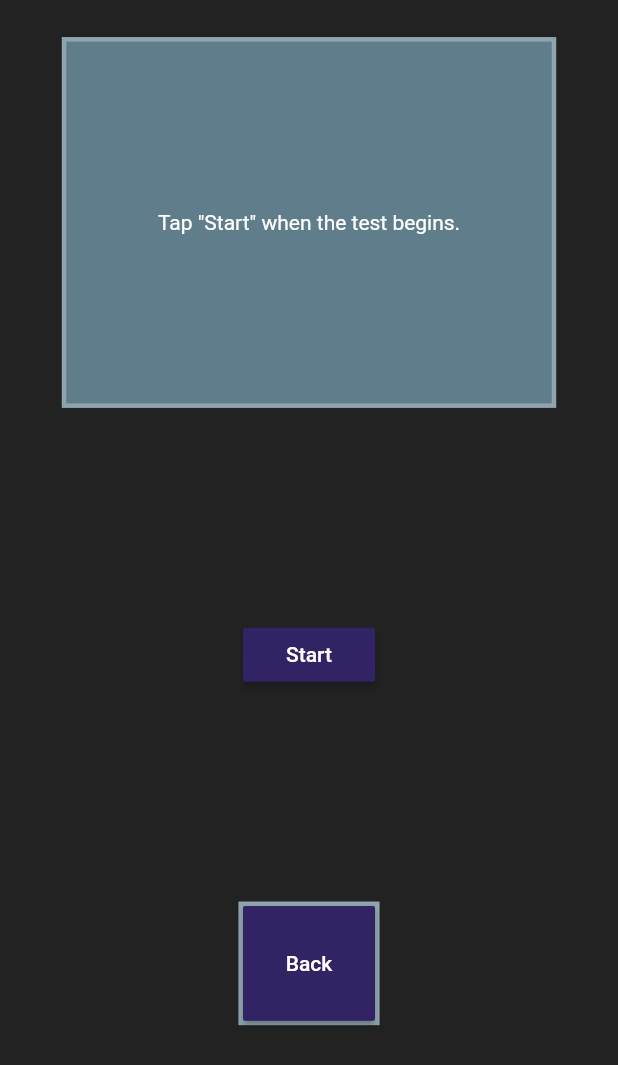
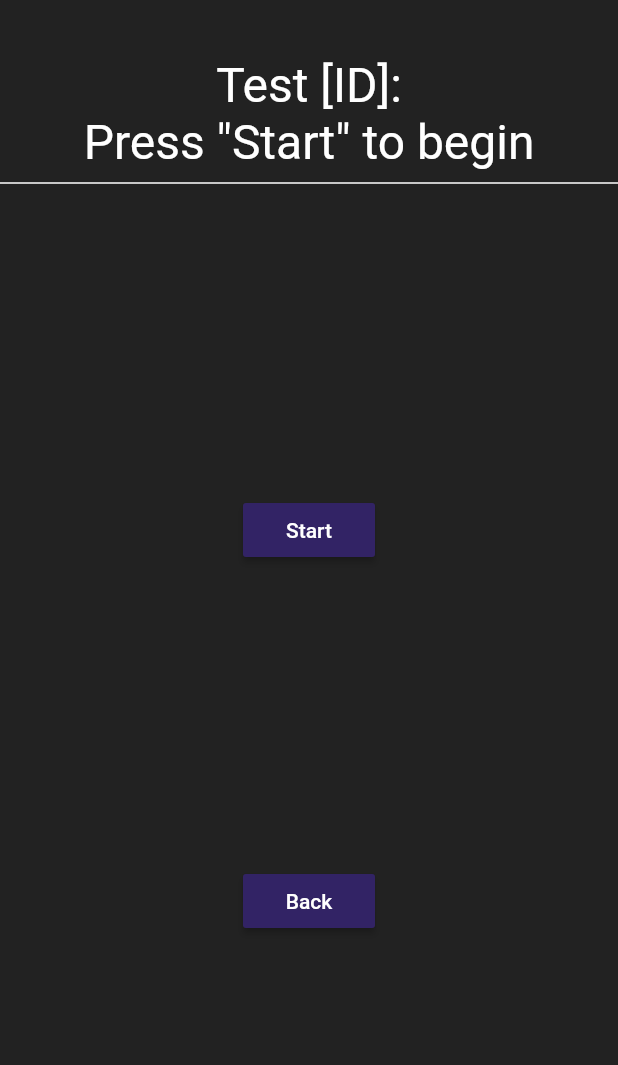
Before and after one commit to New-Note-Action/CRDI-Mobile-App, a Flutter app: the readyPage screen opened directly, on a phone screen of 412 x 824 dp. Shown: the top 1065 px of the screen. Run offline on Flutter 3.47's test engine with Material 2 defaults, Android fonts, the phone set to English and light mode, and no system bars; our stand-ins replace dynamic_theme, file_picker, flutter_markdown, flutter_screenutil, package_info, vibration; missing offline and left inert: control_pad, simple_share.

Commit message:
Updated theming and implemented ready page back button

```diff
--- a/lib/main.dart
+++ b/lib/main.dart
@@ -76,8 +76,30 @@ class CRDIApp extends StatelessWidget {
           splashColor: (brightness == Brightness.dark)
               ? Color(0xFF322365)
               : Color(0xFFE9D69C),
-                padding: EdgeInsets.all(8.0),
-                materialTapTargetSize: MaterialTapTargetSize.padded,
+        ),
+        textTheme: new TextTheme(
+          body1: new TextStyle(
+            color: (brightness == Brightness.dark)
+                ? Color(0xFFFFFFFF)
+                : Color(0xFF000000),
+          ),
+          display1: new TextStyle(
+            color: (brightness == Brightness.dark)
+                ? Color(0xFFFFFFFF)
+                : Color(0xFF000000),
+            fontSize: 32,
+          ),
+          button: new TextStyle(
+            color: (brightness == Brightness.dark)
+                ? Color(0xFFFFFFFF)
+                : Color(0xFF606060),
+          ),
+        ),
+        dividerTheme: new DividerThemeData(
+          thickness: 1,
+          color: (brightness == Brightness.dark)
+              ? Color(0xFFFFFFFF)
+              : Color(0xFF000000),
         ),
       ),
       themedWidgetBuilder: (context, theme) {
@@ -87,7 +109,8 @@ class CRDIApp extends StatelessWidget {
           onGenerateRoute: router.generateRoute,
           initialRoute: MainMenu,
         );
-        });
+      },
+    );
   }
 }
 
--- a/lib/ready.dart
+++ b/lib/ready.dart
@@ -22,98 +22,51 @@
 // Use of this source code is governed by a BSD-style license that can be
 // found in the LICENSE file.
 
+import 'package:crdi_mobile_app/core/config.dart';
 import 'package:flutter/material.dart';
-//import 'package:flutter/services.dart';
 import 'package:crdi_mobile_app/route_settings.dart';
-//import 'package:crdi_mobile_app/core/config.dart';
+import 'package:crdi_mobile_app/drawer.dart';
+import 'package:crdi_mobile_app/core/topbar.dart';
+import 'package:flutter/widgets.dart';
 
 class readyPage extends StatelessWidget {
   @override
   Widget build(BuildContext context) {
-
-    return SafeArea(
-        child: Scaffold(
-          body: Container(
-            color: Color(0x00000000),
-            child: Column(children: <Widget>[
-              Row(
-                crossAxisAlignment: CrossAxisAlignment.center,
-                mainAxisAlignment: MainAxisAlignment.center,
-                children: [
-                  Container(
-                    decoration: const BoxDecoration(),
-
-                    //width: MediaQuery.of(context).size.width * 0.8,
-                    height: MediaQuery.of(context).size.height * 0.03,
-                  ),
-                ],
+    return Scaffold(
+      resizeToAvoidBottomInset: false,
+      //appBar: TopAppBar("Test [ID]", true),
+      body: Center(
+        child: Column(
+          mainAxisAlignment: MainAxisAlignment.center,
+          crossAxisAlignment: CrossAxisAlignment.center,
+          children: <Widget>[
+            Text('\nTest [ID]:\nPress "Start" to begin', style: Theme.of(context).textTheme.display1,textAlign: TextAlign.center,),
+            Divider(),
+            Spacer(),
+            RaisedButton(
+              onPressed: () {
+                Navigator.pushNamed(context, Testing);
+              },
+              child: Text(
+                'Start',
+                style: Theme.of(context).textTheme.button,
               ),
-              Row(
-                //crossAxisAlignment:CrossAxisAlignment.start,
-                crossAxisAlignment: CrossAxisAlignment.center,
-                mainAxisAlignment: MainAxisAlignment.center,
-                children: [
-                  Container(
-                    width: MediaQuery.of(context).size.width * 0.8,
-                    height: MediaQuery.of(context).size.height * 0.3,
-                    child: Text('Tap "Start" when the test begins.',
-                        style: TextStyle(color: Colors.white)),
-                    alignment: Alignment(0.0, 0.0),
-                    decoration: const BoxDecoration(
-                      color: Colors.blueGrey,
-                      border: Border(
-                        top: BorderSide(width: 3, color: Colors.white30),
-                        left: BorderSide(width: 3, color: Colors.white30),
-                        right: BorderSide(width: 3, color: Colors.white30),
-                        bottom: BorderSide(width: 3, color: Colors.white30),
-                      ),
-                    ),
-                  ),
-                ],
+            ),
+            Spacer(),
+            RaisedButton(
+              onPressed: () {
+                enableRotation();
+                Navigator.pop(context);
+              },
+              child: Text(
+                'Back',
+                style: Theme.of(context).textTheme.button,
               ),
-              Spacer(),
-              //Row(
-                //crossAxisAlignment: CrossAxisAlignment.center,
-                //mainAxisAlignment: MainAxisAlignment.center,
-                //children: [
-                      RaisedButton(
-                        onPressed: () {
-                          print("Start was Pressed");
-                          Navigator.pushNamed(context, Testing);
-                        },
-                        child: Text('Start',
-                            style: TextStyle(color: Colors.white)),
-                      ),
-                //],
-              //),
-              Spacer(),
-              Row(
-                crossAxisAlignment: CrossAxisAlignment.center,
-                mainAxisAlignment: MainAxisAlignment.center,
-                children: [
-                  Container(
-                      decoration: const BoxDecoration(
-                        color: Colors.blueGrey,
-                        border: Border(
-                          top: BorderSide(width: 3, color: Colors.white30),
-                          left: BorderSide(width: 3, color: Colors.white30),
-                          right: BorderSide(width: 3, color: Colors.white30),
-                          bottom: BorderSide(width: 3, color: Colors.white30),
-                        ),
-                      ),
-                      height: MediaQuery.of(context).size.height * 0.1,
-                      child: RaisedButton(
-                        onPressed: () {
-                          print("Back was Pressed");
-                        },
-                        child:
-                        Text('Back', style: TextStyle(color: Colors.white)),
-                      )),
-                ],
-              ),
-              Spacer(),
-            ]),
-          ),
-        ));
+            ),
+            Spacer(),
+          ],
+        ),
+      ),
+    );
   }
 }
```
Lines whose indentation alone changed are shown as unchanged.
